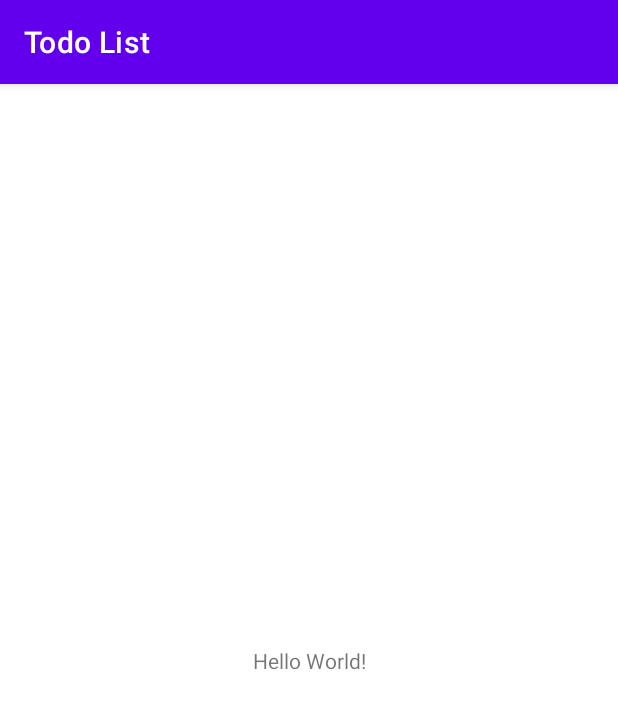
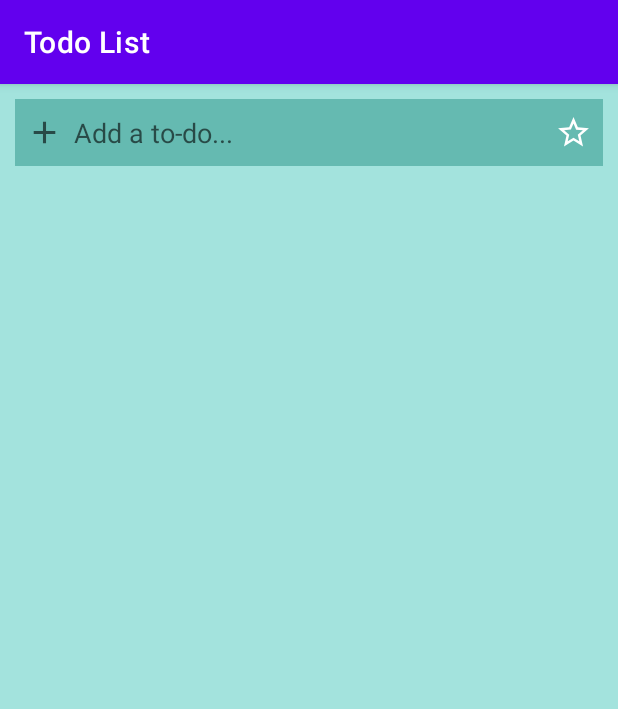
Before and after one commit to NewKrew2021/android-todo-app, an Android app: the screen it shows after launch (MainActivity), on a phone screen of 412 x 824 dp. Shown: the top 709 px of the screen. Run offline under Robolectric (Android 15) with nearby library versions, the phone set to English and light mode, and no system bars.

Commit message:
2021.01.05 TO-DO List

```diff
--- a/app/src/main/java/com/survivalcoding/todolist/MainActivity.kt
+++ b/app/src/main/java/com/survivalcoding/todolist/MainActivity.kt
@@ -1,11 +1,64 @@
 package com.survivalcoding.todolist
 
+import android.content.Context
+import android.os.Bundle
+import android.view.KeyEvent
+import android.view.inputmethod.InputMethodManager
+import android.widget.EditText
+import android.widget.ImageView
+import android.widget.ListView
+import android.widget.Toast
 import androidx.appcompat.app.AppCompatActivity
-import android.os.Bundle
+import java.util.*
+
+data class TodoData(
+    var text: String,
+    var time: Long,
+    var check: Boolean = false,
+    var mark: Boolean = false
+)
 
 class MainActivity : AppCompatActivity() {
     override fun onCreate(savedInstanceState: Bundle?) {
         super.onCreate(savedInstanceState)
         setContentView(R.layout.activity_main)
+        val listView = findViewById<ListView>(R.id.list_view)
+        val customAdapter = CustomAdapter()
+        var mark_bool = false
+        listView.adapter = customAdapter
+        val markBox = findViewById<ImageView>(R.id.mark_box)
+        markBox.setOnClickListener {
+            mark_bool = !mark_bool
+            if (mark_bool) markBox.setImageResource(R.drawable.ic_baseline_star_24)
+            else markBox.setImageResource(R.drawable.ic_baseline_star_outline_24)
+        }
+        val addButton = findViewById<ImageView>(R.id.button_add)
+        val editTodo = findViewById<EditText>(R.id.edit_todo)
+        fun clickAction() {
+            if (editTodo.text.isEmpty()) {
+                Toast.makeText(this, "입력해주세요.", Toast.LENGTH_SHORT).show()
+            } else {
+                customAdapter.addItem(
+                    TodoData(
+                        editTodo.text.toString(),
+                        Calendar.getInstance().timeInMillis,
+                        mark = mark_bool
+                    )
+                )
+                editTodo.text.clear()
+                markBox.setImageResource(R.drawable.ic_baseline_star_outline_24)
+                mark_bool = false
+                val imm = getSystemService(Context.INPUT_METHOD_SERVICE) as InputMethodManager
+                imm.hideSoftInputFromWindow(currentFocus?.windowToken, 0)
+            }
+        }
+        addButton.setOnClickListener {
+            clickAction()
+        }
+        editTodo.setOnEditorActionListener { _, _, event ->
+            if (event.action == KeyEvent.ACTION_DOWN && event.keyCode == KeyEvent.KEYCODE_ENTER) clickAction()
+            true
+        }
+
     }
 }
--- /dev/null
+++ b/app/src/main/res/drawable/ic_baseline_add_24.xml
@@ -0,0 +1,10 @@
+<vector xmlns:android="http://schemas.android.com/apk/res/android"
+    android:width="24dp"
+    android:height="24dp"
+    android:viewportWidth="24"
+    android:viewportHeight="24"
+    android:tint="?attr/colorControlNormal">
+  <path
+      android:fillColor="@android:color/white"
+      android:pathData="M19,13h-6v6h-2v-6H5v-2h6V5h2v6h6v2z"/>
+</vector>
--- /dev/null
+++ b/app/src/main/res/drawable/ic_baseline_star_24.xml
@@ -0,0 +1,10 @@
+<vector xmlns:android="http://schemas.android.com/apk/res/android"
+    android:width="24dp"
+    android:height="24dp"
+    android:viewportWidth="24"
+    android:viewportHeight="24"
+    android:tint="?attr/colorControlNormal">
+  <path
+      android:fillColor="@android:color/white"
+      android:pathData="M12,17.27L18.18,21l-1.64,-7.03L22,9.24l-7.19,-0.61L12,2 9.19,8.63 2,9.24l5.46,4.73L5.82,21z"/>
+</vector>
--- /dev/null
+++ b/app/src/main/res/drawable/ic_baseline_star_outline_24.xml
@@ -0,0 +1,10 @@
+<vector xmlns:android="http://schemas.android.com/apk/res/android"
+    android:width="24dp"
+    android:height="24dp"
+    android:viewportWidth="24"
+    android:viewportHeight="24"
+    android:tint="?attr/colorControlNormal">
+  <path
+      android:fillColor="@android:color/white"
+      android:pathData="M22,9.24l-7.19,-0.62L12,2 9.19,8.63 2,9.24l5.46,4.73L5.82,21 12,17.27 18.18,21l-1.63,-7.03L22,9.24zM12,15.4l-3.76,2.27 1,-4.28 -3.32,-2.88 4.38,-0.38L12,6.1l1.71,4.04 4.38,0.38 -3.32,2.88 1,4.28L12,15.4z"/>
+</vector>
--- a/app/src/main/res/layout/activity_main.xml
+++ b/app/src/main/res/layout/activity_main.xml
@@ -4,15 +4,80 @@
     xmlns:tools="http://schemas.android.com/tools"
     android:layout_width="match_parent"
     android:layout_height="match_parent"
+    android:background="#6A22BDAE"
+    android:paddingLeft="10dp"
+    android:paddingRight="10dp"
     tools:context=".MainActivity">
 
-    <TextView
-        android:layout_width="wrap_content"
+    <androidx.constraintlayout.widget.ConstraintLayout
+        android:id="@+id/layout_add"
+        android:layout_width="match_parent"
         android:layout_height="wrap_content"
-        android:text="Hello World!"
-        app:layout_constraintBottom_toBottomOf="parent"
+        android:layout_marginTop="10dp"
+        android:background="#6A0E8075"
+        android:paddingVertical="10dp"
         app:layout_constraintLeft_toLeftOf="parent"
         app:layout_constraintRight_toRightOf="parent"
-        app:layout_constraintTop_toTopOf="parent" />
+        app:layout_constraintTop_toTopOf="parent">
+
+        <androidx.constraintlayout.widget.Guideline
+            android:id="@+id/guideline_0.1"
+            android:layout_width="wrap_content"
+            android:layout_height="wrap_content"
+            android:orientation="vertical"
+            app:layout_constraintGuide_percent="0.1" />
+
+        <androidx.constraintlayout.widget.Guideline
+            android:id="@+id/guideline_0.9"
+            android:layout_width="wrap_content"
+            android:layout_height="wrap_content"
+            android:orientation="vertical"
+            app:layout_constraintGuide_percent="0.9" />
+
+        <ImageView
+            android:id="@+id/button_add"
+            android:layout_width="0dp"
+            android:layout_height="0dp"
+            android:src="@drawable/ic_baseline_add_24"
+            app:layout_constraintBottom_toBottomOf="parent"
+            app:layout_constraintLeft_toLeftOf="parent"
+            app:layout_constraintRight_toRightOf="@id/guideline_0.1"
+            app:layout_constraintTop_toTopOf="parent" />
+
+        <EditText
+            android:id="@+id/edit_todo"
+            android:layout_width="0dp"
+            android:layout_height="wrap_content"
+            android:background="@null"
+            android:hint="@string/todo_hint"
+            android:imeOptions="actionDone"
+            android:inputType="text"
+            android:maxLines="1"
+            app:layout_constraintBottom_toBottomOf="parent"
+            app:layout_constraintLeft_toRightOf="@id/guideline_0.1"
+            app:layout_constraintRight_toRightOf="@id/guideline_0.9"
+            app:layout_constraintTop_toTopOf="parent" />
+
+        <ImageView
+            android:id="@+id/mark_box"
+            android:layout_width="0dp"
+            android:layout_height="0dp"
+            android:src="@drawable/ic_baseline_star_outline_24"
+            app:layout_constraintBottom_toBottomOf="parent"
+            app:layout_constraintLeft_toLeftOf="@id/guideline_0.9"
+            app:layout_constraintRight_toRightOf="parent"
+            app:layout_constraintTop_toTopOf="parent"
+            app:tint="#ffffff" />
+
+    </androidx.constraintlayout.widget.ConstraintLayout>
+
+    <ListView
+        android:id="@+id/list_view"
+        android:layout_width="match_parent"
+        android:layout_height="0dp"
+        android:layout_marginTop="10dp"
+        app:layout_constraintLeft_toLeftOf="parent"
+        app:layout_constraintRight_toRightOf="parent"
+        app:layout_constraintTop_toBottomOf="@id/layout_add" />
 
 </androidx.constraintlayout.widget.ConstraintLayout>
--- a/app/src/main/res/values/strings.xml
+++ b/app/src/main/res/values/strings.xml
@@ -1,3 +1,4 @@
 <resources>
     <string name="app_name">Todo List</string>
+    <string name="todo_hint">Add a to-do...</string>
 </resources>
```
Also changed, not shown: app/src/main/java/com/survivalcoding/todolist/CustomAdapter.kt (added, +73 -0 lines), app/src/main/java/com/survivalcoding/todolist/Main.kt (+33 -27 lines), app/src/main/res/layout/list_item.xml (added, +57 -0 lines).
